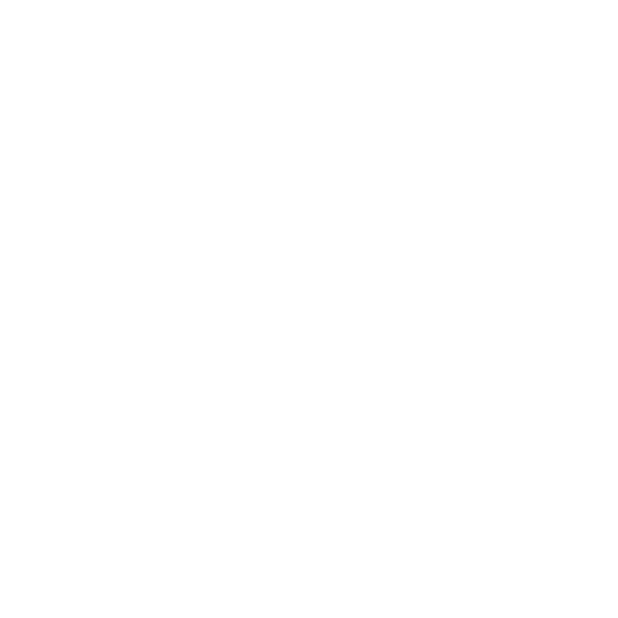
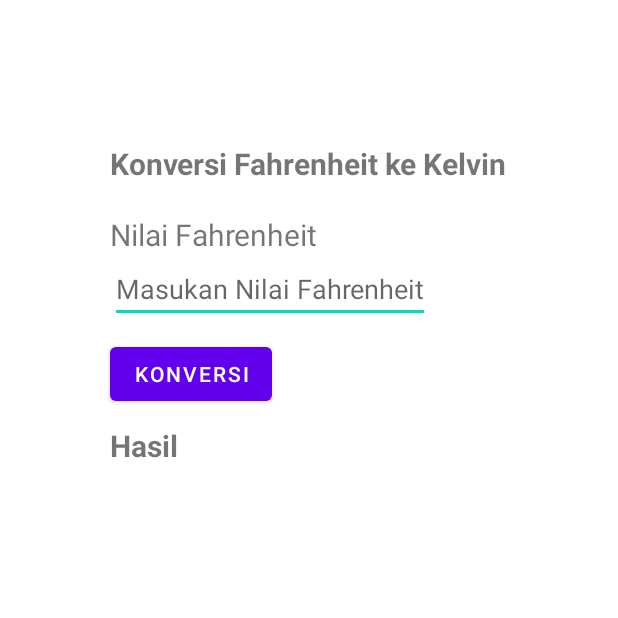
Before and after one commit to ikblmhndra/mobileprogramming, an Android app: the FahrenheitToKelvin screen opened directly, with no data from a screen before it, on a phone screen of 412 x 824 dp, the top half of it. Before the commit the part shown is empty. Run offline under Robolectric (Android 15) with nearby library versions, the phone set to English and light mode, and no system bars.

Commit message:
Initial Commit

```diff
--- a/app/src/main/java/com/nameless/mobileprogramming/perhitungan/LuasPersegitiga.java
+++ b/app/src/main/java/com/nameless/mobileprogramming/perhitungan/LuasPersegitiga.java
@@ -32,13 +32,13 @@
             public void onClick(View v) {
                 // Jika alas dan tinggi tidak diisi akan tampil notif error
                 if (a.length() == 0 && t.length() == 0) {
-                    Toast.makeText(getApplication(), "Panjang dan Lebar belum diisi",
+                    Toast.makeText(getApplication(), "Alas dan Tingg belum diisi",
                             Toast.LENGTH_LONG).show();
                 } else if (a.length() == 0) {
-                    Toast.makeText(getApplication(), "Panjang belum diisi",
+                    Toast.makeText(getApplication(), "Alas belum diisi",
                             Toast.LENGTH_LONG).show();
                 } else if (t.length() == 0) {
-                    Toast.makeText(getApplication(), "Lebar belum diisi",
+                    Toast.makeText(getApplication(), "Tinggi belum diisi",
                             Toast.LENGTH_LONG).show();
                 } else {
                     //ubah dari text ke string
--- a/app/src/main/java/com/nameless/mobileprogramming/perhitungan/konversi/FahrenheitToKelvin.java
+++ b/app/src/main/java/com/nameless/mobileprogramming/perhitungan/konversi/FahrenheitToKelvin.java
@@ -3,14 +3,51 @@
 import androidx.appcompat.app.AppCompatActivity;
 
 import android.os.Bundle;
+import android.view.View;
+import android.widget.Button;
+import android.widget.EditText;
+import android.widget.TextView;
+import android.widget.Toast;
 
 import com.nameless.mobileprogramming.R;
 
 public class FahrenheitToKelvin extends AppCompatActivity {
 
+    EditText f;
+    Button btnKonversi;
+    TextView txtHasil;
+
     @Override
     protected void onCreate(Bundle savedInstanceState) {
         super.onCreate(savedInstanceState);
         setContentView(R.layout.activity_fahrenheit_to_kelvin);
+
+        f = findViewById(R.id.etNilaifahrenheit);
+        btnKonversi = findViewById(R.id.btnKonversi5);
+        txtHasil = findViewById(R.id.txtHasil);
+
+        btnKonversi.setOnClickListener(new View.OnClickListener() {
+            @Override
+            public void onClick(View v) {
+                if (f.length() == 0){
+                    Toast.makeText(getApplication(), "Nilai Fahrenheit Belum diinput",
+                            Toast.LENGTH_LONG).show();
+                }else {
+                    String isiCelsius = f.getText().toString();
+                    double iF = Double.parseDouble(isiCelsius);
+                    double hf = fahrenheitTokelvin(iF);
+
+//                    String output = String.valueOf(hf + "\u00B0" + " Kelvin");
+                    String output = String.format("%.2f", hf) ;
+                    String output2 = output + "\u00B0" + " Kelvin";
+                    txtHasil.setText(output2.toString());
+                }
+            }
+        });
     }
+
+    public double fahrenheitTokelvin(double f){
+        return (f - 32) * 5/9 + 273.15;
+    }
+
 }
--- a/app/src/main/res/layout/activity_fahrenheit_to_kelvin.xml
+++ b/app/src/main/res/layout/activity_fahrenheit_to_kelvin.xml
@@ -6,4 +6,64 @@
     android:layout_height="match_parent"
     tools:context=".perhitungan.konversi.FahrenheitToKelvin">
 
+    <TextView
+        android:id="@+id/txtJudul"
+        android:layout_width="wrap_content"
+        android:layout_height="wrap_content"
+        android:text="Konversi Fahrenheit ke Kelvin"
+        android:textStyle="bold"
+        android:textSize="20dp"
+        app:layout_constraintBottom_toBottomOf="parent"
+        app:layout_constraintEnd_toEndOf="parent"
+        app:layout_constraintHorizontal_bias="0.497"
+        app:layout_constraintStart_toStartOf="parent"
+        app:layout_constraintTop_toTopOf="parent"
+        app:layout_constraintVertical_bias="0.12"
+        />
+
+    <LinearLayout
+        android:id="@+id/llFtoK"
+        android:layout_width="wrap_content"
+        android:layout_height="wrap_content"
+        android:layout_marginTop="20dp"
+        android:orientation="vertical"
+        app:layout_constraintStart_toStartOf="@id/txtJudul"
+        app:layout_constraintTop_toBottomOf="@id/txtJudul">
+        <TextView
+            android:layout_width="wrap_content"
+            android:layout_height="wrap_content"
+            android:textSize="20dp"
+            android:text="Nilai Fahrenheit"
+            />
+        <EditText
+            android:id="@+id/etNilaifahrenheit"
+            android:layout_width="wrap_content"
+            android:layout_height="wrap_content"
+            android:hint="Masukan Nilai Fahrenheit"
+            android:ems="10"
+            android:inputType="numberDecimal|numberSigned"
+            />
+    </LinearLayout>
+
+    <Button
+        android:id="@+id/btnKonversi5"
+        android:layout_width="wrap_content"
+        android:layout_height="wrap_content"
+        android:text="Konversi"
+        android:layout_marginTop="10dp"
+        app:layout_constraintStart_toStartOf="@id/llFtoK"
+        app:layout_constraintTop_toBottomOf="@id/llFtoK"
+        />
+
+    <TextView
+        android:id="@+id/txtHasil"
+        android:layout_width="wrap_content"
+        android:layout_height="wrap_content"
+        android:text="Hasil"
+        android:textSize="20dp"
+        android:textStyle="bold"
+        android:layout_marginTop="10dp"
+        app:layout_constraintStart_toStartOf="@id/btnKonversi5"
+        app:layout_constraintTop_toBottomOf="@id/btnKonversi5"/>
+
 </androidx.constraintlayout.widget.ConstraintLayout>
```
Also changed, not shown: app/src/main/java/com/nameless/mobileprogramming/perhitungan/konversi/KelvinToFahrenheit.java (+38 -0 lines), app/src/main/res/layout/activity_kelvin_to_fahrenheit.xml (+60 -0 lines).
